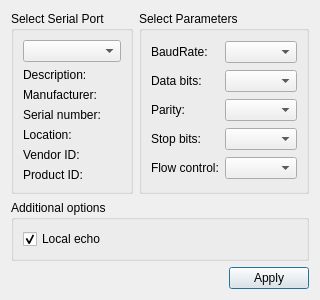
Qt form settingsdialog.ui (Fillos2/ControllerPercorso) before a commit.
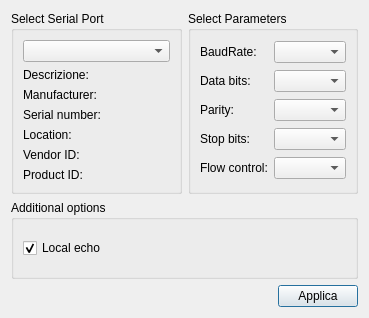
The same form after that commit.

Commit message: altro miglioramento a gestione di continua e modifiche a ui

```diff
--- a/settingsdialog.ui
+++ b/settingsdialog.ui
@@ -6,8 +6,8 @@
    <rect>
     <x>0</x>
     <y>0</y>
-    <width>281</width>
-    <height>262</height>
+    <width>369</width>
+    <height>318</height>
    </rect>
   </property>
   <property name="windowTitle">
@@ -85,7 +85,7 @@
       <item row="1" column="0">
        <widget class="QLabel" name="descriptionLabel">
         <property name="text">
-         <string>Description:</string>
+         <string>Descrizione:</string>
         </property>
        </widget>
       </item>
@@ -145,7 +145,7 @@
      <item>
       <widget class="QPushButton" name="applyButton">
        <property name="text">
-        <string>Apply</string>
+        <string>Applica</string>
        </property>
       </widget>
      </item>
```
The commit also changes 2 other files.
